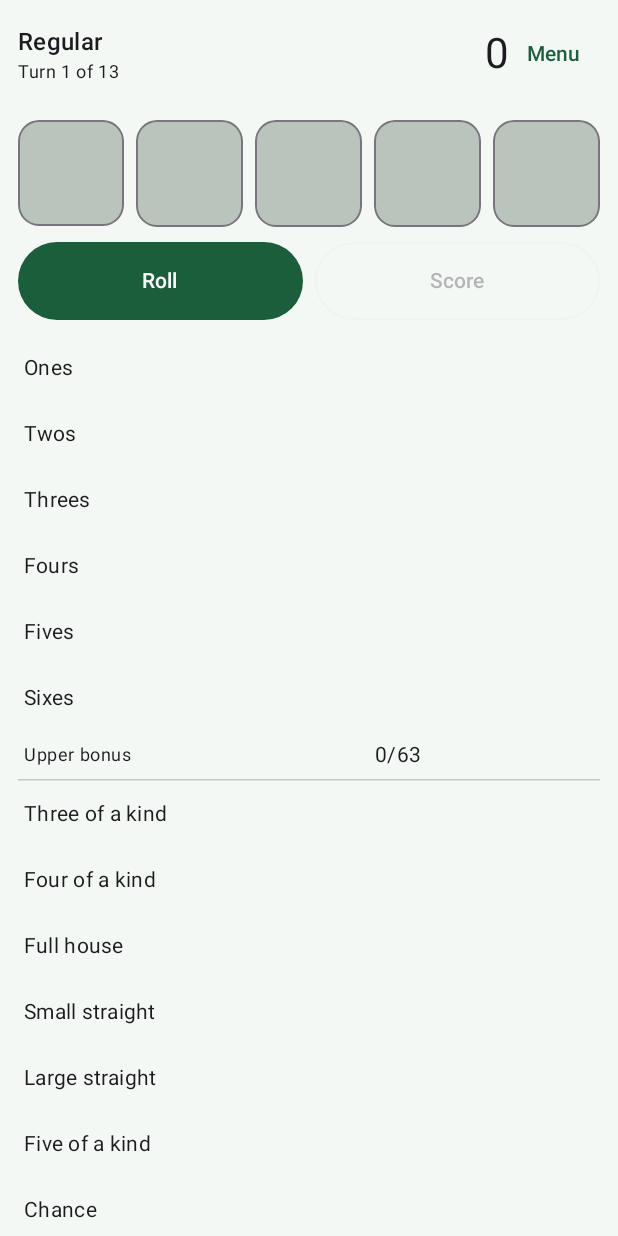
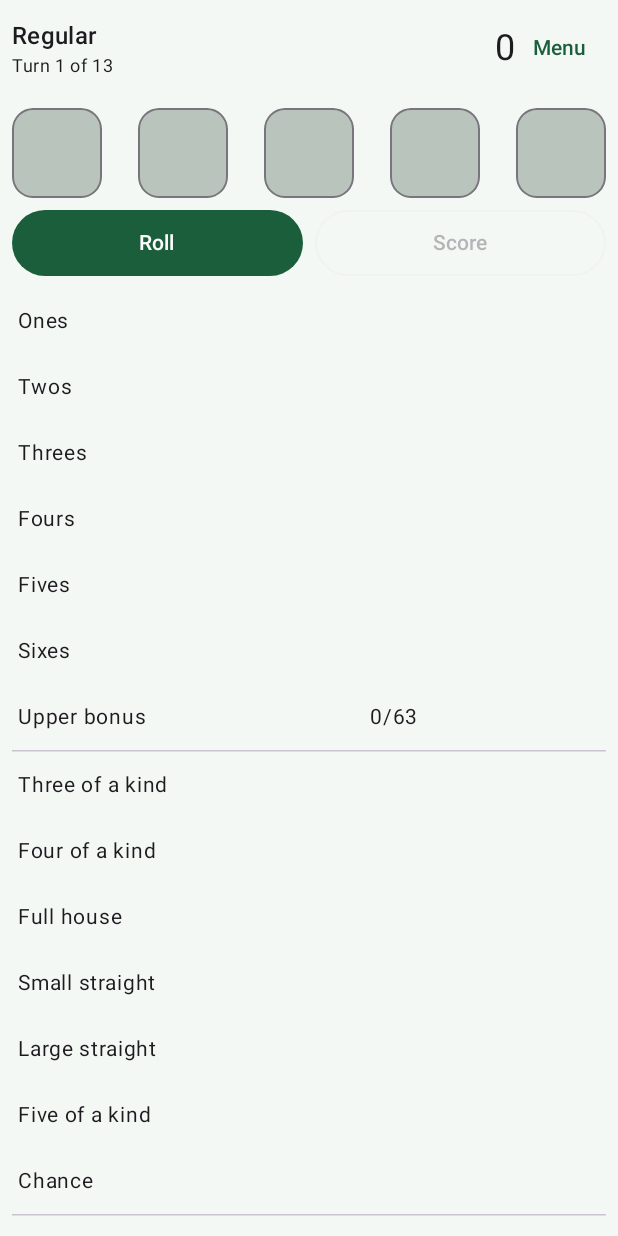
Before and after one commit to jpsutton/shakeout, an Android app built with Jetpack Compose: the screen it shows after launch (MainActivity), after a tap on an icon or button, on a phone screen of 412 x 824 dp. Run offline under Robolectric (Android 15) with nearby library versions, the phone set to English and light mode, and no system bars.

Commit message:
ui: game screen fits without scrolling on common phone sizes, portrait and landscape

```diff
--- a/app/build.gradle.kts
+++ b/app/build.gradle.kts
@@ -45,6 +45,7 @@ android {
 
     testOptions {
         unitTests.isReturnDefaultValues = true
+        unitTests.isIncludeAndroidResources = true
     }
 
     lint {
@@ -71,4 +72,8 @@ dependencies {
     implementation(libs.lifecycle.runtime.compose)
 
     testImplementation(libs.junit)
+    testImplementation(libs.robolectric)
+    testImplementation(platform(libs.compose.bom))
+    testImplementation(libs.compose.ui.test.junit4)
+    debugImplementation(libs.compose.ui.test.manifest)
 }
--- a/app/src/main/java/io/github/jpsutton/shakeout/ui/Dice.kt
+++ b/app/src/main/java/io/github/jpsutton/shakeout/ui/Dice.kt
@@ -9,11 +9,11 @@ import androidx.compose.foundation.clickable
 import androidx.compose.foundation.layout.Arrangement
 import androidx.compose.foundation.layout.Box
 import androidx.compose.foundation.layout.Row
-import androidx.compose.foundation.layout.RowScope
-import androidx.compose.foundation.layout.aspectRatio
+import androidx.compose.foundation.layout.fillMaxSize
 import androidx.compose.foundation.layout.fillMaxWidth
 import androidx.compose.foundation.layout.offset
 import androidx.compose.foundation.layout.padding
+import androidx.compose.foundation.layout.size
 import androidx.compose.foundation.shape.RoundedCornerShape
 import androidx.compose.material3.MaterialTheme
 import androidx.compose.material3.Text
@@ -32,6 +32,7 @@ import androidx.compose.ui.graphics.graphicsLayer
 import androidx.compose.ui.semantics.contentDescription
 import androidx.compose.ui.semantics.semantics
 import androidx.compose.ui.semantics.stateDescription
+import androidx.compose.ui.unit.Dp
 import androidx.compose.ui.unit.dp
 import androidx.compose.ui.unit.sp
 import kotlin.random.Random
@@ -54,7 +55,10 @@ private val Pips = mapOf(
     6 to listOf(0 to 0, 2 to 0, 0 to 1, 2 to 1, 0 to 2, 2 to 2),
 )
 
-/** The five dice. Those in [rolling] tumble; the rest, held ones included, stay still. */
+/**
+ * The five dice, each [dieSize] square, spread across the width. Those in [rolling] tumble; the rest, held ones
+ * included, stay still. A held die lifts 10 dp, which the row reserves as top padding.
+ */
 @Composable
 fun DiceRow(
     dice: List<Int>,
@@ -62,17 +66,18 @@ fun DiceRow(
     rolling: Set<Int>,
     canHold: Boolean,
     onToggle: (Int) -> Unit,
+    dieSize: Dp,
     modifier: Modifier = Modifier,
 ) {
-    Row(modifier.fillMaxWidth(), horizontalArrangement = Arrangement.spacedBy(8.dp)) {
+    Row(modifier.fillMaxWidth().padding(top = 10.dp), horizontalArrangement = Arrangement.SpaceBetween) {
         dice.forEachIndexed { i, value ->
-            Die(value, i in held, canHold, i in rolling) { onToggle(i) }
+            Die(value, i in held, canHold, i in rolling, dieSize) { onToggle(i) }
         }
     }
 }
 
 @Composable
-private fun RowScope.Die(value: Int, held: Boolean, enabled: Boolean, rolling: Boolean, onClick: () -> Unit) {
+private fun Die(value: Int, held: Boolean, enabled: Boolean, rolling: Boolean, dieSize: Dp, onClick: () -> Unit) {
     val scheme = MaterialTheme.colorScheme
     val shape = RoundedCornerShape(14.dp)
 
@@ -99,8 +104,7 @@ private fun RowScope.Die(value: Int, held: Boolean, enabled: Boolean, rolling: B
 
     Box(
         Modifier
-            .weight(1f)
-            .aspectRatio(1f)
+            .size(dieSize)
             .offset(y = if (held) (-10).dp else 0.dp)
             .graphicsLayer {
                 rotationZ = spin.value
@@ -121,7 +125,7 @@ private fun RowScope.Die(value: Int, held: Boolean, enabled: Boolean, rolling: B
             },
         contentAlignment = Alignment.Center,
     ) {
-        Canvas(Modifier.fillMaxWidth().aspectRatio(1f)) {
+        Canvas(Modifier.fillMaxSize()) {
             drawRect(if (shown == 0) Color(0xFFB8C4BC) else Color(0xFFFDFDF8))
             val pips = Pips[shown].orEmpty()
             val cell = size.width / 4f
--- a/app/src/main/java/io/github/jpsutton/shakeout/ui/GameScreen.kt
+++ b/app/src/main/java/io/github/jpsutton/shakeout/ui/GameScreen.kt
@@ -1,15 +1,16 @@
 package io.github.jpsutton.shakeout.ui
 
 import androidx.compose.foundation.layout.Arrangement
+import androidx.compose.foundation.layout.BoxWithConstraints
 import androidx.compose.foundation.layout.Column
+import androidx.compose.foundation.layout.PaddingValues
 import androidx.compose.foundation.layout.Row
+import androidx.compose.foundation.layout.fillMaxHeight
 import androidx.compose.foundation.layout.fillMaxSize
 import androidx.compose.foundation.layout.fillMaxWidth
 import androidx.compose.foundation.layout.heightIn
 import androidx.compose.foundation.layout.padding
 import androidx.compose.foundation.layout.safeDrawingPadding
-import androidx.compose.foundation.rememberScrollState
-import androidx.compose.foundation.verticalScroll
 import androidx.compose.material3.AlertDialog
 import androidx.compose.material3.Button
 import androidx.compose.material3.MaterialTheme
@@ -23,70 +24,44 @@ import androidx.compose.runtime.saveable.rememberSaveable
 import androidx.compose.runtime.setValue
 import androidx.compose.ui.Alignment
 import androidx.compose.ui.Modifier
+import androidx.compose.ui.unit.Dp
 import androidx.compose.ui.unit.dp
 import io.github.jpsutton.shakeout.game.Game
 import io.github.jpsutton.shakeout.game.GameState
+import io.github.jpsutton.shakeout.game.Placement
 
+/** Share of a landscape screen's width taken by the dice and buttons; the scorecard gets the rest. */
+private const val LANDSCAPE_CONTROLS_SHARE = 0.45f
+
+/**
+ * The game screen. Nothing on it scrolls: in portrait the controls sit on top and the scorecard takes the rest of the
+ * height; in landscape the controls are on the left and the scorecard fills the right.
+ */
 @Composable
 fun GameScreen(vm: GameViewModel, onMenu: () -> Unit) {
     val state = vm.game ?: return
     var confirmLeave by rememberSaveable { mutableStateOf(false) }
     val selected = vm.selected
-    val total = Game.total(state)
+    val cardEnabled = vm.rolling.isEmpty()
 
-    Column(
-        Modifier.fillMaxSize().safeDrawingPadding().padding(12.dp),
-        verticalArrangement = Arrangement.spacedBy(10.dp),
-    ) {
-        Row(Modifier.fillMaxWidth(), verticalAlignment = Alignment.CenterVertically) {
-            Column(Modifier.weight(1f)) {
-                Text(state.mode.title, style = MaterialTheme.typography.titleMedium)
-                Text(
-                    "Turn ${minOf(state.turnsPlayed + 1, state.mode.columns * 13)} of ${state.mode.columns * 13}",
-                    style = MaterialTheme.typography.bodySmall,
+    BoxWithConstraints(Modifier.fillMaxSize().safeDrawingPadding().padding(8.dp)) {
+        if (maxWidth > maxHeight) {
+            val dieSize = ((maxWidth * LANDSCAPE_CONTROLS_SHARE - 16.dp) / 5).coerceAtMost(52.dp)
+            Row(Modifier.fillMaxSize(), horizontalArrangement = Arrangement.spacedBy(12.dp)) {
+                Controls(vm, state, selected, dieSize, { confirmLeave = true }, Modifier.weight(LANDSCAPE_CONTROLS_SHARE))
+                ScoreCard(
+                    state, selected, vm::select,
+                    Modifier.weight(1f - LANDSCAPE_CONTROLS_SHARE).fillMaxHeight(),
+                    enabled = cardEnabled,
                 )
             }
-            Text("$total", style = MaterialTheme.typography.headlineMedium)
-            TextButton(onClick = { confirmLeave = true }) { Text("Menu") }
-        }
-
-        DiceRow(
-            dice = state.dice,
-            held = state.held,
-            rolling = vm.rolling,
-            canHold = state.hasRolled && state.rollsLeft > 0 && !state.isOver && vm.rolling.isEmpty(),
-            onToggle = vm::toggleHold,
-            modifier = Modifier.padding(top = 10.dp),
-        )
-
-        Row(Modifier.fillMaxWidth(), horizontalArrangement = Arrangement.spacedBy(8.dp)) {
-            Button(
-                onClick = vm::roll,
-                enabled = state.rollsLeft > 0 && !state.isOver && vm.rolling.isEmpty(),
-                modifier = Modifier.weight(1f).heightIn(min = 52.dp),
-            ) {
-                Text(
-                    when {
-                        !state.hasRolled -> "Roll"
-                        state.rollsLeft > 0 -> "Roll again (${state.rollsLeft} left)"
-                        else -> "Pick a box"
-                    },
-                )
+        } else {
+            // Dice scale with the height so a short screen leaves the scorecard enough rows.
+            val dieSize = (maxHeight * 0.085f).coerceIn(40.dp, 60.dp)
+            Column(Modifier.fillMaxSize(), verticalArrangement = Arrangement.spacedBy(6.dp)) {
+                Controls(vm, state, selected, dieSize, { confirmLeave = true }, Modifier.fillMaxWidth())
+                ScoreCard(state, selected, vm::select, Modifier.weight(1f).fillMaxWidth(), enabled = cardEnabled)
             }
-            OutlinedButton(
-                onClick = vm::confirm,
-                enabled = selected != null,
-                modifier = Modifier.weight(1f).heightIn(min = 52.dp),
-            ) {
-                Text(
-                    if (selected == null) "Score" else
-                        "Score ${Game.scoreFor(state, selected)} in ${selected.category.label}",
-                )
-            }
-        }
-
-        Column(Modifier.weight(1f).verticalScroll(rememberScrollState())) {
-            ScoreCard(state, selected, vm::select, enabled = vm.rolling.isEmpty())
         }
     }
 
@@ -99,6 +74,74 @@ fun GameScreen(vm: GameViewModel, onMenu: () -> Unit) {
             confirmButton = { TextButton(onClick = { confirmLeave = false; onMenu() }) { Text("Menu") } },
             dismissButton = { TextButton(onClick = { confirmLeave = false }) { Text("Keep playing") } },
         )
+    }
+}
+
+/** Title bar, dice and the Roll / Score buttons. */
+@Composable
+private fun Controls(
+    vm: GameViewModel,
+    state: GameState,
+    selected: Placement?,
+    dieSize: Dp,
+    onLeave: () -> Unit,
+    modifier: Modifier,
+) {
+    val turns = state.mode.columns * 13
+    Column(modifier, verticalArrangement = Arrangement.spacedBy(6.dp)) {
+        Row(Modifier.fillMaxWidth(), verticalAlignment = Alignment.CenterVertically) {
+            Column(Modifier.weight(1f)) {
+                Text(state.mode.title, style = MaterialTheme.typography.titleMedium)
+                val bonus = if (state.bonusPoints > 0) " · bonus +${state.bonusPoints}" else ""
+                Text(
+                    "Turn ${minOf(state.turnsPlayed + 1, turns)} of $turns$bonus",
+                    style = MaterialTheme.typography.bodySmall,
+                )
+            }
+            Text("${Game.total(state)}", style = MaterialTheme.typography.headlineSmall)
+            TextButton(
+                onClick = onLeave,
+                modifier = Modifier.heightIn(min = 36.dp),
+                contentPadding = PaddingValues(horizontal = 12.dp, vertical = 4.dp),
+            ) { Text("Menu") }
+        }
+
+        DiceRow(
+            dice = state.dice,
+            held = state.held,
+            rolling = vm.rolling,
+            canHold = state.hasRolled && state.rollsLeft > 0 && !state.isOver && vm.rolling.isEmpty(),
+            onToggle = vm::toggleHold,
+            dieSize = dieSize,
+        )
+
+        Row(Modifier.fillMaxWidth(), horizontalArrangement = Arrangement.spacedBy(8.dp)) {
+            Button(
+                onClick = vm::roll,
+                enabled = state.rollsLeft > 0 && !state.isOver && vm.rolling.isEmpty(),
+                modifier = Modifier.weight(1f).heightIn(min = 44.dp),
+            ) {
+                Text(
+                    when {
+                        !state.hasRolled -> "Roll"
+                        state.rollsLeft > 0 -> "Roll again (${state.rollsLeft} left)"
+                        else -> "Pick a box"
+                    },
+                    maxLines = 1,
+                )
+            }
+            OutlinedButton(
+                onClick = vm::confirm,
+                enabled = selected != null,
+                modifier = Modifier.weight(1f).heightIn(min = 44.dp),
+            ) {
+                Text(
+                    if (selected == null) "Score" else
+                        "Score ${Game.scoreFor(state, selected)} in ${selected.category.label}",
+                    maxLines = 1,
+                )
+            }
+        }
     }
 }
 
--- a/app/src/main/java/io/github/jpsutton/shakeout/ui/ScoreCard.kt
+++ b/app/src/main/java/io/github/jpsutton/shakeout/ui/ScoreCard.kt
@@ -3,11 +3,13 @@ package io.github.jpsutton.shakeout.ui
 import androidx.compose.foundation.background
 import androidx.compose.foundation.clickable
 import androidx.compose.foundation.layout.Box
+import androidx.compose.foundation.layout.BoxWithConstraints
+import androidx.compose.foundation.layout.Column
 import androidx.compose.foundation.layout.Row
-import androidx.compose.foundation.layout.Column
 import androidx.compose.foundation.layout.RowScope
+import androidx.compose.foundation.layout.fillMaxHeight
 import androidx.compose.foundation.layout.fillMaxWidth
-import androidx.compose.foundation.layout.heightIn
+import androidx.compose.foundation.layout.height
 import androidx.compose.foundation.layout.padding
 import androidx.compose.foundation.layout.width
 import androidx.compose.material3.HorizontalDivider
@@ -16,23 +18,37 @@ import androidx.compose.material3.Text
 import androidx.compose.runtime.Composable
 import androidx.compose.ui.Alignment
 import androidx.compose.ui.Modifier
+import androidx.compose.ui.graphics.Color
 import androidx.compose.ui.semantics.Role
 import androidx.compose.ui.semantics.contentDescription
 import androidx.compose.ui.semantics.semantics
 import androidx.compose.ui.text.font.FontWeight
 import androidx.compose.ui.text.style.TextAlign
+import androidx.compose.ui.text.style.TextOverflow
+import androidx.compose.ui.unit.Dp
+import androidx.compose.ui.unit.TextUnit
 import androidx.compose.ui.unit.dp
+import androidx.compose.ui.unit.sp
 import io.github.jpsutton.shakeout.game.Category
 import io.github.jpsutton.shakeout.game.Game
 import io.github.jpsutton.shakeout.game.GameState
 import io.github.jpsutton.shakeout.game.Mode
 import io.github.jpsutton.shakeout.game.Placement
 
-private val LabelWidth = 118.dp
+/** Sizes shared by every row of one scorecard. */
+private class Metrics(val rowHeight: Dp, val textSize: TextUnit, val labelWidth: Dp)
+
+private val LabelWidth = 112.dp
+private val MaxRowHeight = 44.dp
+private val DividerThickness = 1.dp
+
+/** Rows of a card: 6 upper, the upper bonus, 7 lower; Triple adds the multiplier header and the column totals. */
+fun scoreCardRows(mode: Mode): Int = 6 + 1 + 7 + if (mode == Mode.TRIPLE) 2 else 0
 
 /**
- * The scorecard: one column per card, rows in card order. Boxes the dice may go in show the points they would
- * score; tapping one selects it (confirmed with the Score button).
+ * The scorecard: one column per card, rows in card order. It never scrolls: the row height is the height it is
+ * given divided by the number of rows (at most [MaxRowHeight]), and the text scales with it. Boxes the dice may go
+ * in show the points they would score; tapping one selects it (confirmed with the Score button).
  */
 @Composable
 fun ScoreCard(
@@ -45,36 +61,37 @@ fun ScoreCard(
     // While the dice tumble there is nothing to score yet: no previews, nothing to tap.
     val legal = if (enabled) Game.legalPlacements(state).toSet() else emptySet()
     val columns = state.mode.columns
-    Column(modifier) {
+    BoxWithConstraints(modifier) {
+        val rowHeight = ((maxHeight - DividerThickness * 2) / scoreCardRows(state.mode)).coerceAtMost(MaxRowHeight)
+        // At most 14 sp: larger text outgrows the label column ("Three of a kind" clipped at 16 sp).
+        val m = Metrics(rowHeight, (rowHeight.value * 0.5f).coerceIn(10f, 14f).sp, LabelWidth)
+        Column(Modifier.fillMaxWidth()) {
             if (state.mode == Mode.TRIPLE) {
-            Row(Modifier.fillMaxWidth()) {
-                Spacer(LabelWidth)
-                repeat(columns) { Header("x${state.mode.multiplier(it)}") }
+                Row(Modifier.fillMaxWidth().height(m.rowHeight), verticalAlignment = Alignment.CenterVertically) {
+                    Box(Modifier.width(m.labelWidth))
+                    repeat(columns) { Header("x${state.mode.multiplier(it)}", m) }
                 }
             }
-        Category.upper.forEach { CategoryRow(state, it, legal, selected, onSelect) }
-        Summary("Upper bonus", columns) { col ->
+            Category.upper.forEach { CategoryRow(state, it, legal, selected, onSelect, m) }
+            Summary("Upper bonus", columns, m) { col ->
                 val sum = Game.upperSum(state, col)
                 if (Game.upperBonus(state, col) > 0) "35" else "$sum/63"
             }
-        HorizontalDivider()
-        Category.lower.forEach { CategoryRow(state, it, legal, selected, onSelect) }
-        HorizontalDivider()
+            HorizontalDivider(thickness = DividerThickness)
+            Category.lower.forEach { CategoryRow(state, it, legal, selected, onSelect, m) }
+            HorizontalDivider(thickness = DividerThickness)
             if (state.mode == Mode.TRIPLE) {
-            Summary("Column total", columns) { col -> Game.columnTotal(state, col).toString() }
+                Summary("Column total", columns, m) { col -> Game.columnTotal(state, col).toString() }
             }
-        if (state.bonusPoints > 0) Summary("Bonus", 1) { "+${state.bonusPoints}" }
+        }
     }
 }
 
 @Composable
-private fun Spacer(width: androidx.compose.ui.unit.Dp) = Box(Modifier.width(width))
-
-@Composable
-private fun RowScope.Header(text: String) {
+private fun RowScope.Header(text: String, m: Metrics) {
     Text(
         text, Modifier.weight(1f), textAlign = TextAlign.Center,
-        style = MaterialTheme.typography.labelLarge, fontWeight = FontWeight.Bold,
+        fontSize = m.textSize, fontWeight = FontWeight.Bold, maxLines = 1,
     )
 }
 
@@ -85,14 +102,15 @@ private fun CategoryRow(
     legal: Set<Placement>,
     selected: Placement?,
     onSelect: (Placement) -> Unit,
+    m: Metrics,
 ) {
-    Row(Modifier.fillMaxWidth().heightIn(min = 40.dp), verticalAlignment = Alignment.CenterVertically) {
+    Row(Modifier.fillMaxWidth().height(m.rowHeight), verticalAlignment = Alignment.CenterVertically) {
         Text(
-            category.label, Modifier.width(LabelWidth).padding(start = 4.dp),
-            style = MaterialTheme.typography.bodyMedium,
+            category.label, Modifier.width(m.labelWidth).padding(start = 4.dp),
+            fontSize = m.textSize, maxLines = 1, softWrap = false, overflow = TextOverflow.Clip,
         )
         repeat(state.mode.columns) { col ->
-            Cell(state, Placement(col, category), legal, selected, onSelect)
+            Cell(state, Placement(col, category), legal, selected, onSelect, m)
         }
     }
 }
@@ -104,6 +122,7 @@ private fun RowScope.Cell(
     legal: Set<Placement>,
     selected: Placement?,
     onSelect: (Placement) -> Unit,
+    m: Metrics,
 ) {
     val scheme = MaterialTheme.colorScheme
     val filled = state.scores[p.column][p.category]
@@ -113,7 +132,7 @@ private fun RowScope.Cell(
     val background = when {
         isSelected -> scheme.tertiaryContainer
         isLegal -> scheme.secondaryContainer
-        else -> androidx.compose.ui.graphics.Color.Transparent
+        else -> Color.Transparent
     }
     val description = when {
         filled != null -> "${p.category.label}, column ${p.column + 1}: $filled points"
@@ -123,8 +142,8 @@ private fun RowScope.Cell(
     Box(
         Modifier
             .weight(1f)
-            .heightIn(min = 44.dp)
-            .padding(2.dp)
+            .fillMaxHeight()
+            .padding(1.dp)
             .background(background, MaterialTheme.shapes.small)
             .then(
                 if (isLegal) Modifier.clickable(role = Role.Button) { onSelect(p) } else Modifier,
@@ -133,9 +152,11 @@ private fun RowScope.Cell(
         contentAlignment = Alignment.Center,
     ) {
         when {
-            filled != null -> Text(filled.toString(), fontWeight = FontWeight.Bold)
+            filled != null -> Text(filled.toString(), fontSize = m.textSize, fontWeight = FontWeight.Bold, maxLines = 1)
             preview != null -> Text(
                 preview.toString(),
+                fontSize = m.textSize,
+                maxLines = 1,
                 color = if (isSelected) scheme.onTertiaryContainer else scheme.onSecondaryContainer,
             )
         }
@@ -143,16 +164,16 @@ private fun RowScope.Cell(
 }
 
 @Composable
-private fun Summary(label: String, columns: Int, value: (Int) -> String) {
-    Row(Modifier.fillMaxWidth().heightIn(min = 32.dp), verticalAlignment = Alignment.CenterVertically) {
+private fun Summary(label: String, columns: Int, m: Metrics, value: (Int) -> String) {
+    Row(Modifier.fillMaxWidth().height(m.rowHeight), verticalAlignment = Alignment.CenterVertically) {
         Text(
-            label, Modifier.width(LabelWidth).padding(start = 4.dp),
-            style = MaterialTheme.typography.bodySmall,
+            label, Modifier.width(m.labelWidth).padding(start = 4.dp),
+            fontSize = m.textSize, maxLines = 1, softWrap = false, overflow = TextOverflow.Clip,
         )
         repeat(columns) { col ->
             Text(
                 value(col), Modifier.weight(1f), textAlign = TextAlign.Center,
-                style = MaterialTheme.typography.bodyMedium,
+                fontSize = m.textSize, maxLines = 1,
             )
         }
     }
--- a/gradle/libs.versions.toml
+++ b/gradle/libs.versions.toml
@@ -5,17 +5,21 @@ composeBom = "2026.09.00"
 activity = "1.13.0"
 lifecycle = "2.11.0"
 junit = "4.13.2"
+robolectric = "4.17"
 
 [libraries]
 compose-bom = { module = "androidx.compose:compose-bom", version.ref = "composeBom" }
 compose-ui = { module = "androidx.compose.ui:ui" }
 compose-ui-tooling-preview = { module = "androidx.compose.ui:ui-tooling-preview" }
+compose-ui-test-junit4 = { module = "androidx.compose.ui:ui-test-junit4" }
+compose-ui-test-manifest = { module = "androidx.compose.ui:ui-test-manifest" }
 compose-foundation = { module = "androidx.compose.foundation:foundation" }
 compose-material3 = { module = "androidx.compose.material3:material3" }
 activity-compose = { module = "androidx.activity:activity-compose", version.ref = "activity" }
 lifecycle-viewmodel-compose = { module = "androidx.lifecycle:lifecycle-viewmodel-compose", version.ref = "lifecycle" }
 lifecycle-runtime-compose = { module = "androidx.lifecycle:lifecycle-runtime-compose", version.ref = "lifecycle" }
 junit = { module = "junit:junit", version.ref = "junit" }
+robolectric = { module = "org.robolectric:robolectric", version.ref = "robolectric" }
 
 [plugins]
 android-application = { id = "com.android.application", version.ref = "agp" }
```
Also changed, not shown: 1 other file. Lines whose indentation alone changed are shown as unchanged.
